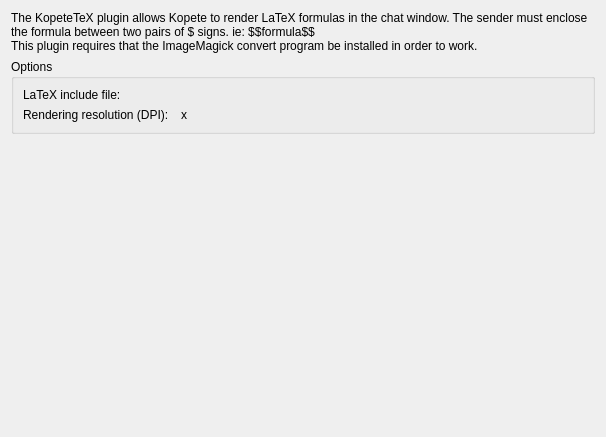
First picture: the form in plugins/latex/latexprefsbase.ui, repository KDE/kopete, before the edit.
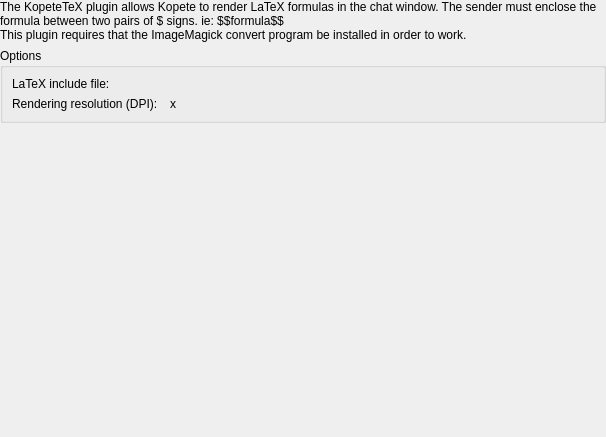
Second picture: the form after the edit. Custom widgets are drawn as their Qt base class.

Commit message: Use nullptr + clean up some deprecated include + fix ui

What changed in the file:
```diff
--- a/plugins/latex/latexprefsbase.ui
+++ b/plugins/latex/latexprefsbase.ui
@@ -10,7 +10,19 @@
     <height>437</height>
    </rect>
   </property>
-  <layout class="QVBoxLayout" >
+  <layout class="QVBoxLayout">
+   <property name="leftMargin">
+    <number>0</number>
+   </property>
+   <property name="topMargin">
+    <number>0</number>
+   </property>
+   <property name="rightMargin">
+    <number>0</number>
+   </property>
+   <property name="bottomMargin">
+    <number>0</number>
+   </property>
    <item>
     <widget class="QLabel" name="textLabel1" >
      <property name="frameShape" >
@@ -43,7 +55,7 @@
            </widget>
           </item>
           <item>
-           <widget class="KUrlRequester" name="includeUrlRequester" />
+           <widget class="KUrlRequester" name="includeUrlRequester"/>
           </item>
          </layout>
         </item>
@@ -112,7 +124,7 @@
   </customwidget>
   <customwidget>
    <class>KUrlRequester</class>
-   <extends>QFrame</extends>
+   <extends>QWidget</extends>
    <header>kurlrequester.h</header>
   </customwidget>
  </customwidgets>
```
Left out of the diff: 53 changed lines with no effect on the pictures. The commit also changes 61 other files.
